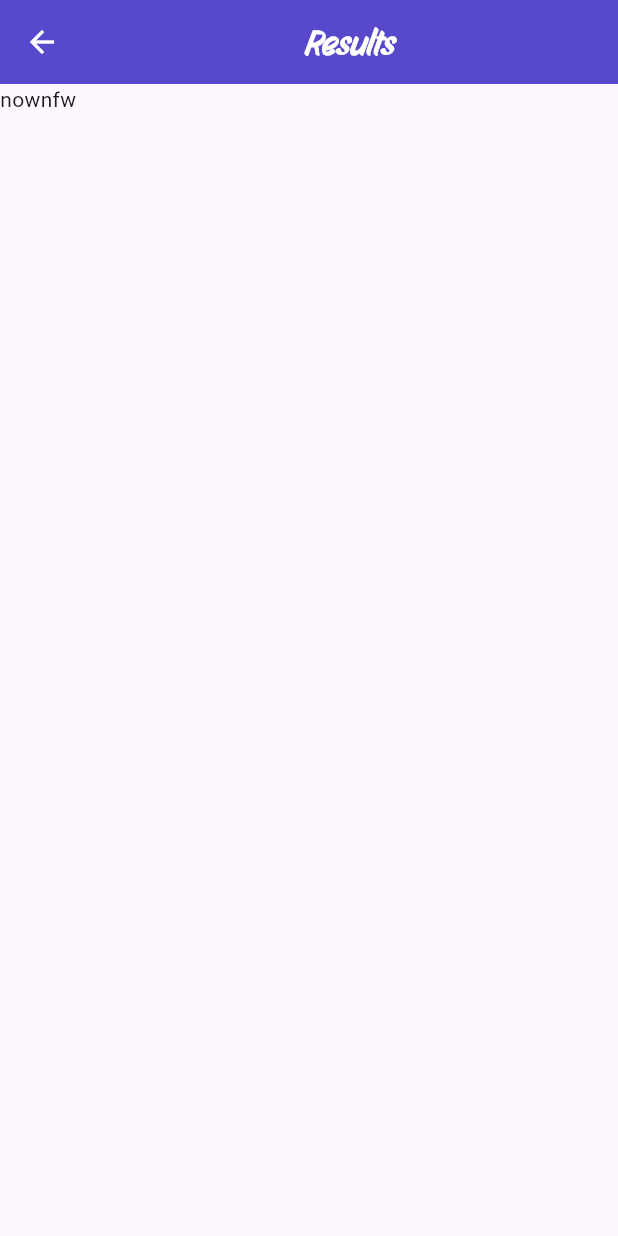
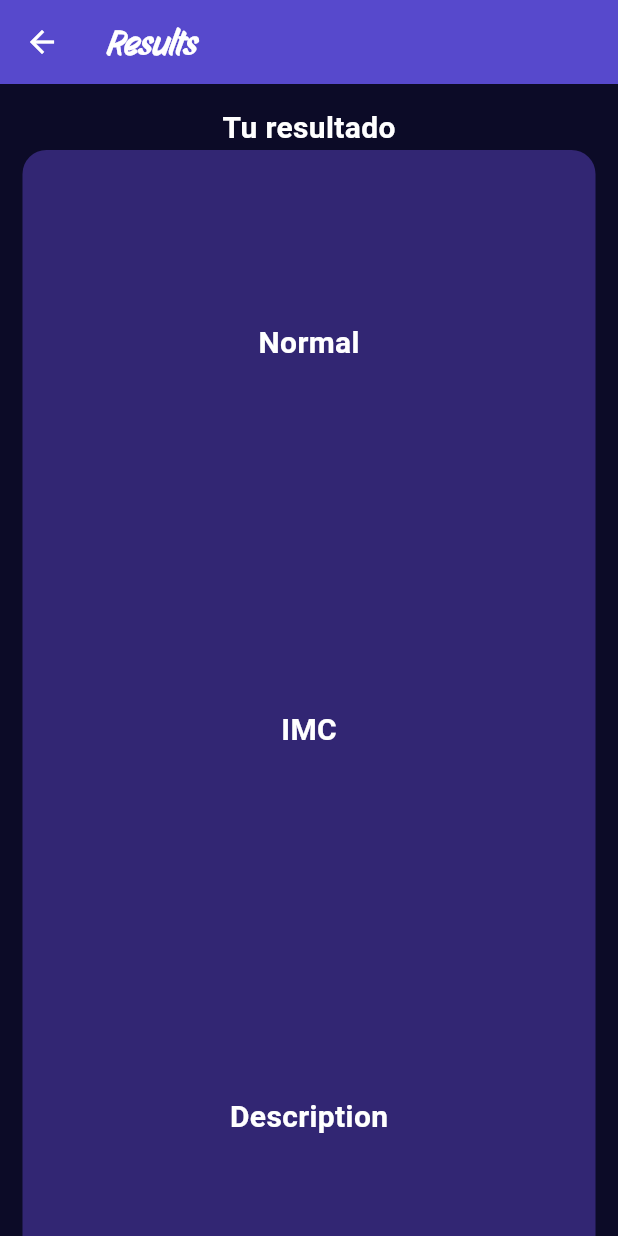
Before and after one commit to noahgrana09-source/imc-calculator, a Flutter app: the screen it shows after launch, after a tap on "Calcular", on a phone screen of 412 x 824 dp. Run offline on Flutter 3.47's test engine with Material 3 defaults, Android fonts, the phone set to English and light mode, and no system bars.

Commit message:
It is only left to end the last page

```diff
--- a/lib/main.dart
+++ b/lib/main.dart
@@ -15,7 +15,6 @@ class MainApp extends StatelessWidget {
       home: Scaffold(
         appBar: AppBar(
           title: Center(child: Text("IMC Calculator", style: AppStyles.title),),
-          leading: IconButton(onPressed: (){}, icon: Icon(Icons.menu_rounded), iconSize: 34,),
           backgroundColor: AppColors.primary60,
           foregroundColor: AppColors.textOrIcons,
         ),
--- a/lib/screen/imc_result_screen.dart
+++ b/lib/screen/imc_result_screen.dart
@@ -6,19 +6,58 @@ class ImcResultScreen extends StatelessWidget {
   final int weight;
   final double height;
   const ImcResultScreen({super.key, required this.height, required this.weight});
-
+// do switch switch(variable){<18 => "hwefuifuiwbh"}
   @override
   Widget build(BuildContext context) {
     return Scaffold(
+
         appBar: AppBar(
-          title: Center(child: Text("Results", style: AppStyles.title,),),
+          title: Text("Results", style: AppStyles.title,),
           backgroundColor: AppColors.primary60,
           foregroundColor: AppColors.textOrIcons,
         ),
+
+        backgroundColor: AppColors.darkPrimary,
+
         body: SingleChildScrollView(
-          child: SizedBox(
-            child: Text("nownfw"),
-          ),
+          child: LayoutBuilder(
+            builder: (context, constraints) {
+              final screenWidth = MediaQuery.of(context).size.width;
+              final maxWidth = (constraints.maxWidth.isFinite ? constraints.maxWidth : screenWidth).clamp(142.0, 430.0);
+              final screenHeight = MediaQuery.of(context).size.height;
+              final maxHeight = (constraints.maxHeight.isFinite ? constraints.maxHeight : screenHeight).clamp(255.6, 774.0);
+              return Padding(
+                padding: EdgeInsets.all(15),
+                child: Column(
+                  mainAxisAlignment: MainAxisAlignment.spaceBetween,
+                  children: [
+                    Text("Tu resultado", style: AppStyles.subtitle),
+                    Container(
+                      width: maxWidth,
+                      height: maxHeight,
+                      decoration: BoxDecoration(
+                        borderRadius: BorderRadius.circular(16),
+                        color: AppColors.primary80
+                      ),
+                      child: Column(
+                        mainAxisAlignment: MainAxisAlignment.spaceAround,
+                        children: [
+                          Text("Normal", style: AppStyles.subtitle,),
+                          Text("IMC", style: AppStyles.subtitle,),
+                          Text("Description", style: AppStyles.subtitle,)
+                        ],
+                      ),
+                    ),
+                    ElevatedButton(
+                      onPressed: (){},
+                      style: AppStyles.mainButton,
+                      child: Text("Finalizar"),
+                    )
+                  ],
+                ),
+              );
+            },
+          )
         ),
       );
 
```
